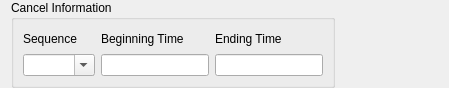
up1and/tafor, file tafor/components/ui/sigmet_cancel.ui: the form before one commit.
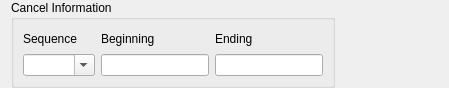
The form after the commit.

```diff
--- a/tafor/components/ui/sigmet_cancel.ui
+++ b/tafor/components/ui/sigmet_cancel.ui
@@ -35,7 +35,7 @@
       <item row="0" column="1">
        <widget class="QLabel" name="beginningTimeLabel">
         <property name="text">
-         <string>Beginning Time</string>
+         <string>Beginning</string>
         </property>
         <property name="buddy">
          <cstring>beginningTime</cstring>
@@ -55,7 +55,7 @@
       <item row="0" column="2">
        <widget class="QLabel" name="endingTimeLabel">
         <property name="text">
-         <string>Ending Time</string>
+         <string>Ending</string>
         </property>
         <property name="buddy">
          <cstring>endingTime</cstring>
```
